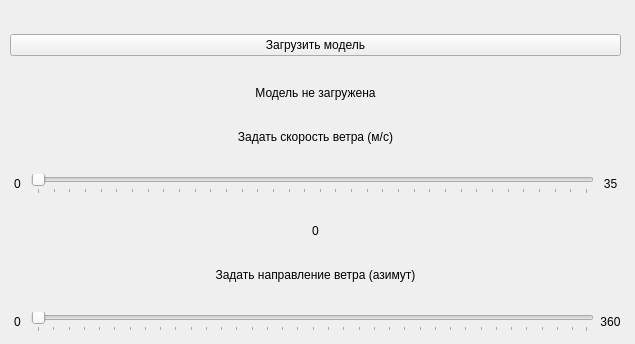
Before: the Qt Designer form inc/main_window.ui in PajiloyLis/BMSTU-CG-CP, drawn with Qt 5; both pictures show x 0 to 635 and y 0 to 344 of the 635 by 626 pixel window.
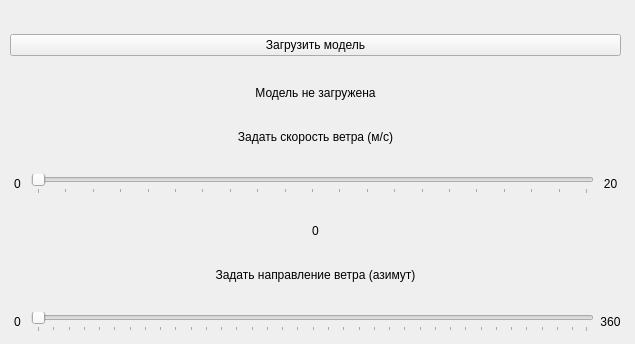
After: the same form once the commit is applied.

Patch:
```diff
--- a/inc/main_window.ui
+++ b/inc/main_window.ui
@@ -83,7 +83,7 @@
      <item row="3" column="2">
       <widget class="QLabel" name="label_3">
        <property name="text">
-        <string>35</string>
+        <string>20</string>
        </property>
        <property name="alignment">
         <set>Qt::AlignCenter</set>
@@ -141,7 +141,7 @@
         <number>0</number>
        </property>
        <property name="maximum">
-        <number>35</number>
+        <number>20</number>
        </property>
        <property name="sliderPosition">
         <number>0</number>
```
